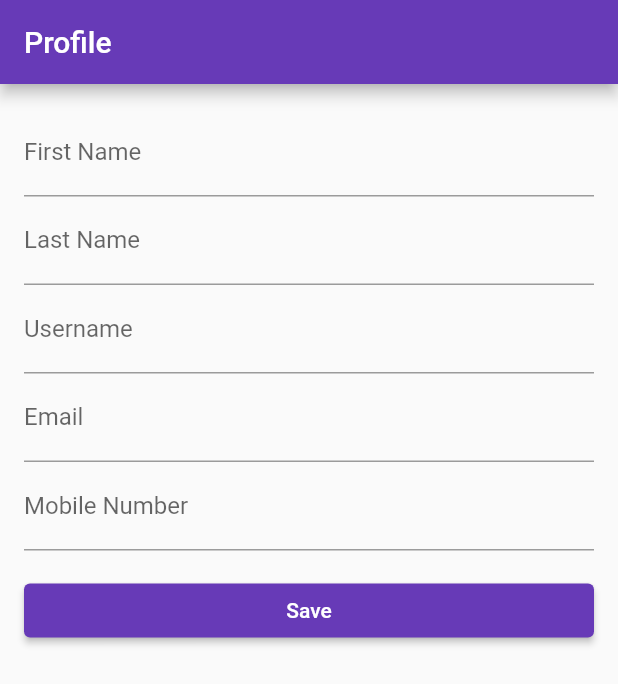
After one commit to ranvirpawar/Jmate, a Flutter app: the YouScreen screen opened directly, on a phone screen of 412 x 824 dp. The commit adds this screen. Shown: the top 684 px of the screen. Run offline on Flutter 3.47's test engine with Material 2 defaults, Android fonts, the phone set to English and light mode, and no system bars; our stand-ins replace cloud_firestore, firebase_auth, firebase_core, firebase_database; accounts and stored records are empty; network calls fail.

Commit message:
somewhat working

```diff
--- /dev/null
+++ b/lib/screens/you.dart
@@ -0,0 +1,116 @@
+import 'package:flutter/material.dart';
+import 'package:cloud_firestore/cloud_firestore.dart';
+
+void main() {
+  runApp(Homepage());
+}
+
+class Homepage extends StatelessWidget {
+  @override
+  Widget build(BuildContext context) {
+    return MaterialApp(
+      title: 'Homepage',
+      theme: ThemeData(
+        primarySwatch: Colors.blue,
+        brightness: Brightness.light,
+      ),
+      home: YouScreen(),
+    );
+  }
+}
+
+class YouScreen extends StatefulWidget {
+  @override
+  _YouScreenState createState() => _YouScreenState();
+}
+
+class _YouScreenState extends State<YouScreen> {
+  final TextEditingController _firstNameController = TextEditingController();
+  final TextEditingController _lastNameController = TextEditingController();
+  final TextEditingController _usernameController = TextEditingController();
+  final TextEditingController _emailController = TextEditingController();
+  final TextEditingController _mobileNumberController = TextEditingController();
+
+  void _saveData() {
+    final firstName = _firstNameController.text;
+    final lastName = _lastNameController.text;
+    final username = _usernameController.text;
+    final email = _emailController.text;
+    final mobileNumber = _mobileNumberController.text;
+
+    // Save the data to Firestore
+    FirebaseFirestore.instance.collection('users').add({
+      'firstName': firstName,
+      'lastName': lastName,
+      'username': username,
+      'email': email,
+      'mobileNumber': mobileNumber,
+    });
+
+    // Clear the text fields
+    _firstNameController.clear();
+    _lastNameController.clear();
+    _usernameController.clear();
+    _emailController.clear();
+    _mobileNumberController.clear();
+
+    // Show a snackbar to indicate successful save
+    ScaffoldMessenger.of(context).showSnackBar(
+      SnackBar(
+        content: Text('Information saved successfully'),
+      ),
+    );
+  }
+
+  @override
+  Widget build(BuildContext context) {
+    return Scaffold(
+      appBar: AppBar(
+        title: Text('Profile'),
+      ),
+      body: Padding(
+        padding: const EdgeInsets.all(16.0),
+        child: Column(
+          crossAxisAlignment: CrossAxisAlignment.stretch,
+          children: [
+            TextField(
+              controller: _firstNameController,
+              decoration: InputDecoration(
+                labelText: 'First Name',
+              ),
+            ),
+            TextField(
+              controller: _lastNameController,
+              decoration: InputDecoration(
+                labelText: 'Last Name',
+              ),
+            ),
+            TextField(
+              controller: _usernameController,
+              decoration: InputDecoration(
+                labelText: 'Username',
+              ),
+            ),
+            TextField(
+              controller: _emailController,
+              decoration: InputDecoration(
+                labelText: 'Email',
+              ),
+            ),
+            TextField(
+              controller: _mobileNumberController,
+              decoration: InputDecoration(
+                labelText: 'Mobile Number',
+              ),
+            ),
+            SizedBox(height: 16),
+            ElevatedButton(
+              onPressed: _saveData,
+              child: Text('Save'),
+            ),
+          ],
+        ),
+      ),
+    );
+  }
+}
--- a/lib/signup_page.dart
+++ b/lib/signup_page.dart
@@ -1,9 +1,10 @@
+import 'package:cloud_firestore/cloud_firestore.dart';
 import 'package:flutter/material.dart';
 import 'package:firebase_core/firebase_core.dart';
 import 'package:firebase_auth/firebase_auth.dart';
 import 'package:firebase_database/firebase_database.dart';
 import 'login_page.dart';
-import 'profile_page.dart';
+import '';
 
 class SignUpPage extends StatefulWidget {
   @override
@@ -37,7 +38,6 @@ class _SignUpPageState extends State<SignUpPage> {
         child: Column(
           crossAxisAlignment: CrossAxisAlignment.stretch,
           children: [
-
             TextFormField(
               controller: _firstNameController,
               decoration: InputDecoration(labelText: 'First Name'),
@@ -46,8 +46,10 @@ class _SignUpPageState extends State<SignUpPage> {
               controller: _lastNameController,
               decoration: InputDecoration(labelText: 'Last Name'),
             ),
-
-
+            TextFormField(
+              controller: _usernameController,
+              decoration: InputDecoration(labelText: 'Username'),
+            ),
             TextFormField(
               controller: _emailController,
               decoration: InputDecoration(labelText: 'Email'),
@@ -72,21 +74,6 @@ class _SignUpPageState extends State<SignUpPage> {
               },
               child: Text('Sign Up'),
             ),
-            GestureDetector(
-              onTap: () {
-                Navigator.push(
-                  context,
-                  MaterialPageRoute(builder: (context) => LoginPage()),
-                );
-              },
-              child: Text(
-                'Already a member? Login',
-                style: TextStyle(
-                  color: Colors.blue,
-                  decoration: TextDecoration.underline,
-                ),
-              ),
-            ),
           ],
         ),
       ),
@@ -97,7 +84,7 @@ class _SignUpPageState extends State<SignUpPage> {
     // Retrieve the user input from the text controllers
     String firstName = _firstNameController.text;
     String lastName = _lastNameController.text;
-    // String username = _usernameController.text;
+    String username = _usernameController.text;
     String email = _emailController.text;
     String mobileNumber = _mobileNumberController.text;
     String password = _passwordController.text;
@@ -106,7 +93,7 @@ class _SignUpPageState extends State<SignUpPage> {
     // Validate the user input
     if (firstName.isEmpty ||
         lastName.isEmpty ||
-        // username.isEmpty ||
+        username.isEmpty ||
         email.isEmpty ||
         mobileNumber.isEmpty ||
         password.isEmpty ||
@@ -162,8 +149,13 @@ class _SignUpPageState extends State<SignUpPage> {
 
       // Store additional user data in the Firebase Realtime Database
       String userId = userCredential.user!.uid;
-      User user = User(firstName, lastName, mobileNumber, password);
-      _databaseReference.child('users').child(userId).set(user.toJson());
+      print("$userId dfjskdfj");
+      User user = User(firstName, lastName, username, mobileNumber, password);
+      print("${user.toJson()} helo");
+      CollectionReference users =
+          FirebaseFirestore.instance.collection('users');
+      users.doc(userId).set(user.toJson());
+      // _databaseReference.child('users').child(userId).set(user.toJson());
 
       // Show a success dialog
       showDialog(
@@ -216,18 +208,18 @@ class _SignUpPageState extends State<SignUpPage> {
 class User {
   String firstName;
   String lastName;
-  // String username;
+  String username;
   String mobileNumber;
   String password;
 
-  User(this.firstName, this.lastName,  this.mobileNumber,
+  User(this.firstName, this.lastName, this.username, this.mobileNumber,
       this.password);
 
   Map<String, dynamic> toJson() {
     return {
       'firstName': firstName,
       'lastName': lastName,
-      // 'username': username,
+      'username': username,
       'mobileNumber': mobileNumber,
       'password': password,
     };
--- a/pubspec.yaml
+++ b/pubspec.yaml
@@ -16,6 +16,7 @@ dependencies:
   firebase_auth: ^4.6.3
   firebase_storage: ^11.2.3
   image_picker: ^0.8.9
+  cloud_firestore: ^4.8.2
 
 
 dev_dependencies:
```
Also changed, not shown: lib/auth/signin.dart (added, +88 -0 lines), lib/auth/signup.dart (added, +85 -0 lines), lib/display.dart (added, +62 -0 lines), lib/login_page.dart (+15 -13 lines), lib/main.dart (+7 -4 lines), lib/routes.dart (+7 -0 lines), lib/screens/homepage.dart (added, +155 -0 lines), lib/postride.dart (added), pubspec.lock, 1 other file. Lines whose indentation alone changed are shown as unchanged.
